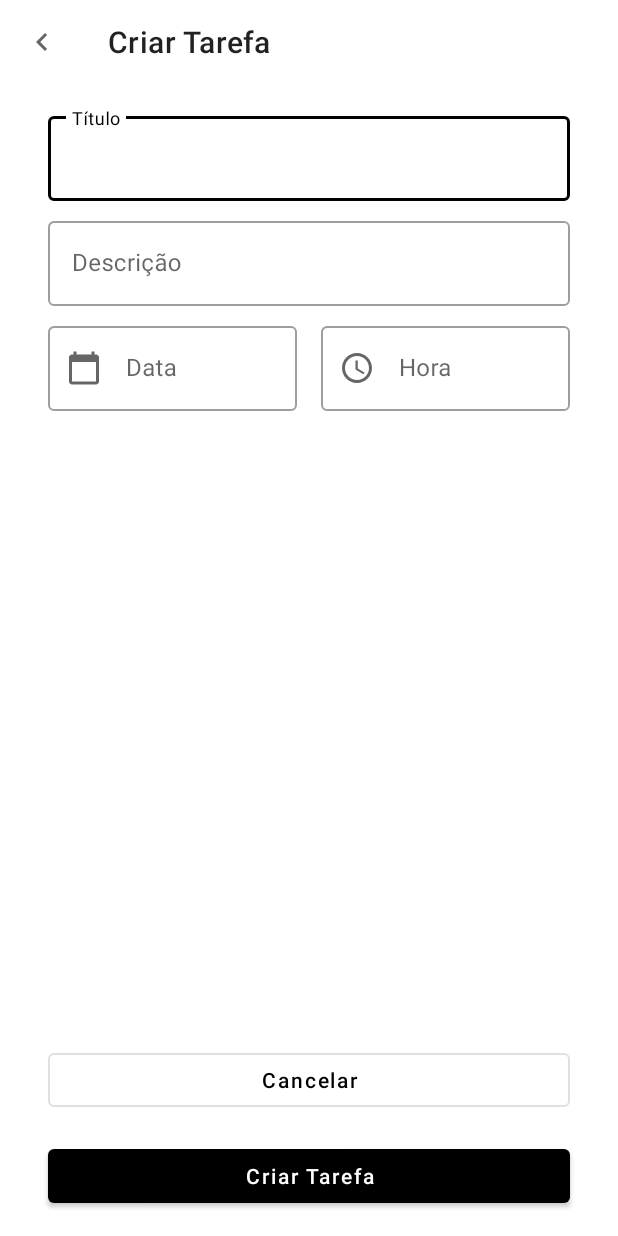
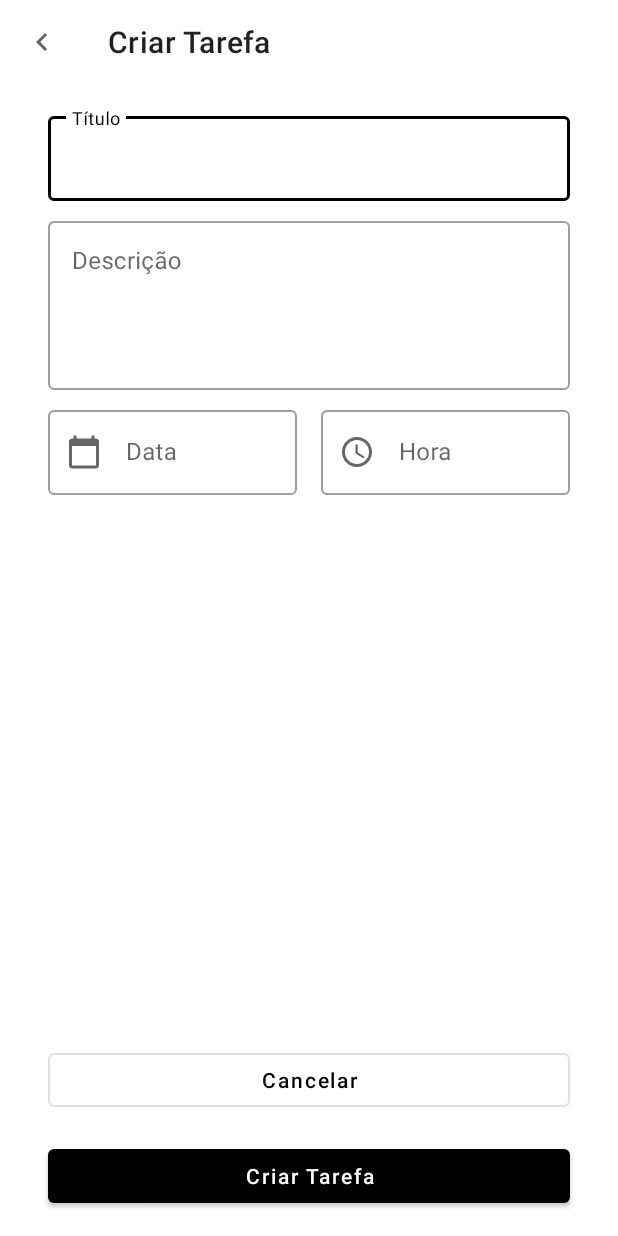
Before and after one commit to Arthurfmg/ToDoList, an Android app: the AddTaskActivity screen opened directly, with no data from a screen before it, on a phone screen of 412 x 824 dp. Run offline under Robolectric (Android 15) with nearby library versions, the phone set to English and light mode, and no system bars; our stand-ins replace Room's generated code.

Commit message:
Modificando DatePicker e EditText da descrição

```diff
--- a/app/src/main/res/layout/activity_add_task.xml
+++ b/app/src/main/res/layout/activity_add_task.xml
@@ -48,19 +48,21 @@
 
     <com.google.android.material.textfield.TextInputLayout
         android:id="@+id/til_description"
+        style="@style/Widget.MaterialComponents.TextInputLayout.OutlinedBox"
         android:layout_width="0dp"
         android:layout_height="wrap_content"
-        style="@style/Widget.MaterialComponents.TextInputLayout.OutlinedBox"
         android:layout_marginTop="8dp"
         android:hint="@string/descricao"
-        app:layout_constraintTop_toBottomOf="@id/til_title"
+        app:layout_constraintEnd_toEndOf="@id/guide_end"
         app:layout_constraintStart_toStartOf="@id/guide_start"
-        app:layout_constraintEnd_toEndOf="@id/guide_end">
+        app:layout_constraintTop_toBottomOf="@id/til_title">
 
         <com.google.android.material.textfield.TextInputEditText
             android:layout_width="match_parent"
             android:layout_height="wrap_content"
-            android:inputType="textMultiLine"/>
+            android:gravity="top"
+            android:inputType="textCapSentences|textMultiLine"
+            android:lines="4"/>
 
     </com.google.android.material.textfield.TextInputLayout>
 
```
Also changed, not shown: app/src/main/java/com/arthurfmg/todolist/ui/AddTaskActivity.kt (+13 -9 lines).
